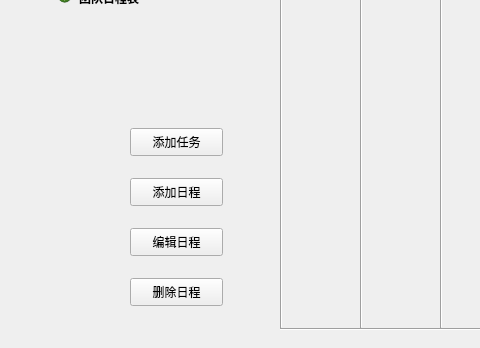
Old version of the form OutTime/timetable.ui in the repository agilelike/OurTime; both pictures show x 0 to 480 and y 132 to 480 of the 1200 by 480 pixel window.
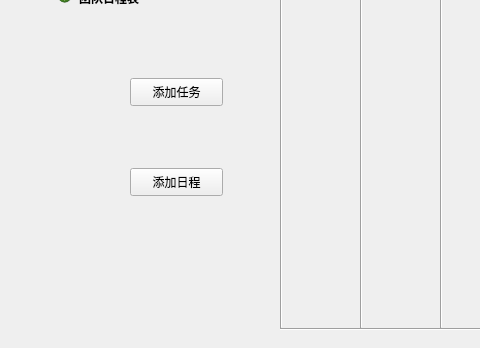
New version of the form.

Diff of the .ui file:
```diff
--- a/OutTime/timetable.ui
+++ b/OutTime/timetable.ui
@@ -17,7 +17,7 @@
    <property name="geometry">
     <rect>
      <x>130</x>
-     <y>310</y>
+     <y>300</y>
      <width>93</width>
      <height>28</height>
     </rect>
@@ -26,32 +26,6 @@
     <string>添加日程</string>
    </property>
   </widget>
-  <widget class="QPushButton" name="pushButton_2">
-   <property name="geometry">
-    <rect>
-     <x>130</x>
-     <y>360</y>
-     <width>93</width>
-     <height>28</height>
-    </rect>
-   </property>
-   <property name="text">
-    <string>编辑日程</string>
-   </property>
-  </widget>
-  <widget class="QPushButton" name="pushButton_3">
-   <property name="geometry">
-    <rect>
-     <x>130</x>
-     <y>410</y>
-     <width>93</width>
-     <height>28</height>
-    </rect>
-   </property>
-   <property name="text">
-    <string>删除日程</string>
-   </property>
-  </widget>
   <widget class="QCommandLinkButton" name="commandLinkButton">
    <property name="geometry">
     <rect>
@@ -403,7 +377,7 @@
    <property name="geometry">
     <rect>
      <x>130</x>
-     <y>260</y>
+     <y>210</y>
      <width>93</width>
      <height>28</height>
     </rect>
```
